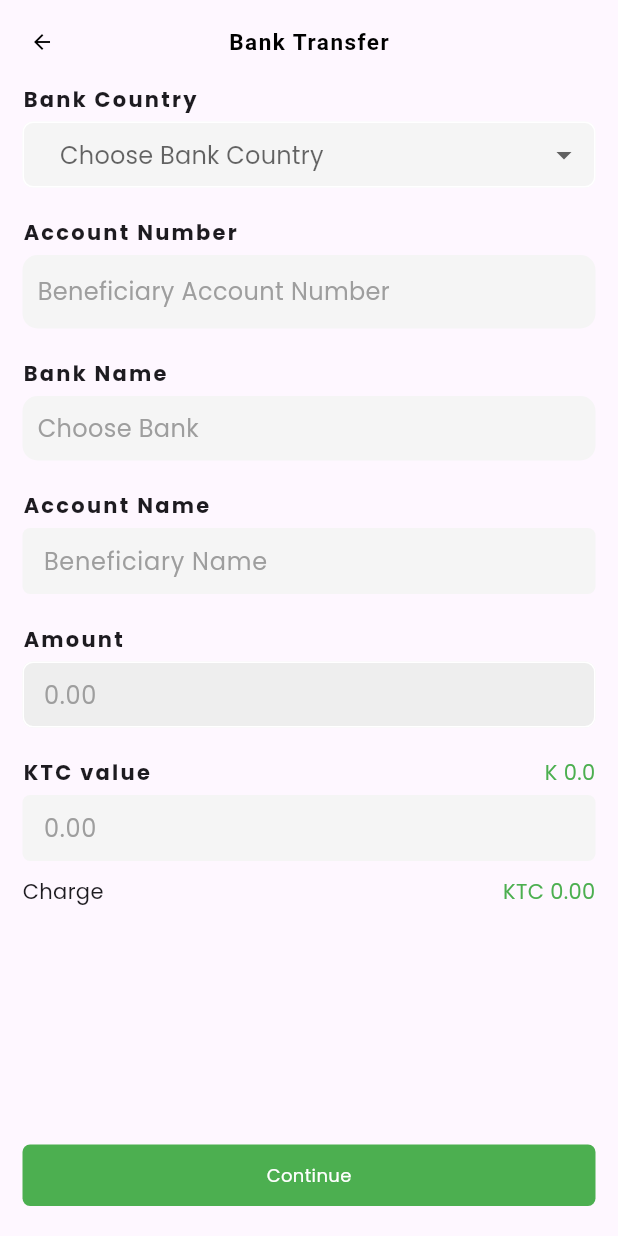
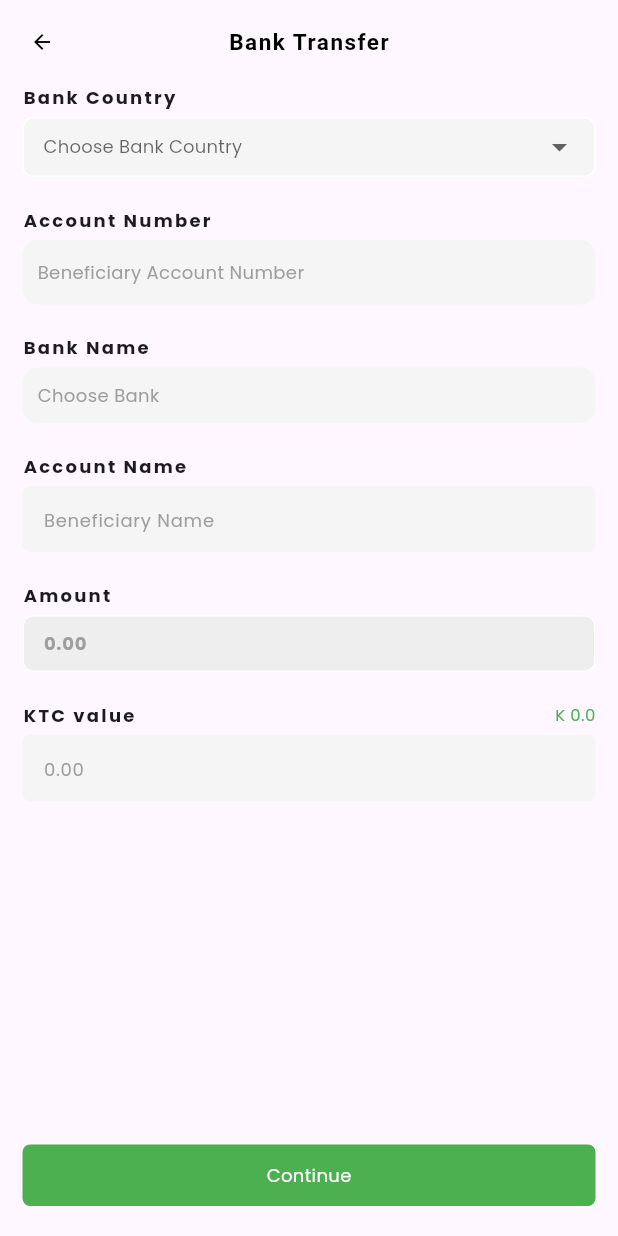
Before and after one commit to Ikechukwu-etoniru/kashet_2024, a Flutter app: the BankTransfer screen opened by its route, on a phone screen of 412 x 824 dp. Run offline on Flutter 3.47's test engine with Material 3 defaults, Android fonts, the phone set to English and light mode, and no system bars; our stand-ins replace country_code_picker, device_info_plus, dropdown_button2, dropdown_search, flutter_spinkit, flutter_svg and 7 more; missing offline and left inert: cloudinary_sdk, pattern_formatter, webview_flutter_plus; accounts and stored records are empty.

Commit message:
ui update

```diff
--- a/lib/screens/bank_transfer_screen.dart
+++ b/lib/screens/bank_transfer_screen.dart
@@ -15,6 +15,7 @@ import 'package:kasheto_flutter/utils/my_padding.dart';
 import 'package:kasheto_flutter/widgets/loading_spinner.dart';
 import 'package:kasheto_flutter/widgets/my_dropdown.dart';
 import 'package:kasheto_flutter/widgets/submit_button.dart';
+import 'package:kasheto_flutter/widgets/text_field_text.dart';
 import 'package:provider/provider.dart';
 
 import '../provider/bank_provider.dart';
@@ -289,11 +290,7 @@ class _BankTransferState extends State<BankTransfer> {
                 Expanded(
                   child: ListView(
                     children: [
-                      const Text(
-                        'Bank Country',
-                        style: TextStyle(
-                            fontWeight: FontWeight.w600, letterSpacing: 1.5),
-                      ),
+                      const TextFieldText(text: 'Bank Country'),
                       const SizedBox(
                         height: 5,
                       ),
@@ -302,10 +299,17 @@ class _BankTransferState extends State<BankTransfer> {
                             (val) {
                               return DropdownMenuItem<String>(
                                 value: val,
-                                child: Text(val),
+                                child: Text(
+                                  val,
+                                  style: const TextStyle(
+                                    fontSize: 12,
+                                    fontWeight: FontWeight.bold,
+                                  ),
+                                ),
                               );
                             },
                           ).toList(),
+                          value: _countryDropDownValue,
                           onChanged: (val) {
                             setState(
                               () {
@@ -317,7 +321,12 @@ class _BankTransferState extends State<BankTransfer> {
                           },
                           hint: _countryDropDownValue == null
                               ? const FittedBox(
-                                  child: Text('Choose Bank Country'),
+                                  child: Text(
+                                    'Choose Bank Country',
+                                    style: TextStyle(
+                                      fontSize: 12,
+                                    ),
+                                  ),
                                 )
                               : FittedBox(
                                   child: Text(
@@ -334,11 +343,7 @@ class _BankTransferState extends State<BankTransfer> {
                       const SizedBox(
                         height: 20,
                       ),
-                      const Text(
-                        'Account Number',
-                        style: TextStyle(
-                            fontWeight: FontWeight.w600, letterSpacing: 1.5),
-                      ),
+                      const TextFieldText(text: 'Account Number'),
                       const SizedBox(
                         height: 5,
                       ),
@@ -363,8 +368,10 @@ class _BankTransferState extends State<BankTransfer> {
                             ),
                             child: const Text(
                               'Beneficiary Account Number',
-                              style:
-                                  TextStyle(color: Colors.grey, fontSize: 16),
+                              style: TextStyle(
+                                color: Colors.grey,
+                                fontSize: 12,
+                              ),
                             ),
                           ),
                         ),
@@ -396,6 +403,7 @@ class _BankTransferState extends State<BankTransfer> {
                                 _verifyAcctNumber();
                               }
                             },
+                            style: const TextStyle(fontSize: 12),
                             keyboardType: TextInputType.number,
                             decoration: InputDecoration(
                               contentPadding: _textFieldContentPadding,
@@ -403,6 +411,7 @@ class _BankTransferState extends State<BankTransfer> {
                               hintText: 'Beneficiary account number',
                               hintStyle: const TextStyle(
                                 color: Colors.grey,
+                                fontSize: 12,
                               ),
                               filled: true,
                               fillColor: _textFieldColor,
@@ -415,11 +424,7 @@ class _BankTransferState extends State<BankTransfer> {
                       const SizedBox(
                         height: 20,
                       ),
-                      const Text(
-                        'Bank Name',
-                        style: TextStyle(
-                            fontWeight: FontWeight.w600, letterSpacing: 1.5),
-                      ),
+                      const TextFieldText(text: 'Bank Name'),
                       const SizedBox(
                         height: 5,
                       ),
@@ -442,14 +447,14 @@ class _BankTransferState extends State<BankTransfer> {
                             child: const Text(
                               'Choose Bank',
                               style:
-                                  TextStyle(color: Colors.grey, fontSize: 16),
+                                  TextStyle(color: Colors.grey, fontSize: 12),
                             ),
                           ),
                         ),
                       if (_isLoading) const LoadingSpinnerWithMargin(),
                       if (_countryDropDownValue != null && _isLoading == false)
                         DropdownSearch<String>(
-                          popupProps: const  PopupProps.menu(
+                          popupProps: const PopupProps.menu(
                             showSearchBox: true,
                             showSelectedItems: true,
                           ),
@@ -461,6 +466,7 @@ class _BankTransferState extends State<BankTransfer> {
                               hintText: _dropDownValue,
                               hintStyle: const TextStyle(
                                 color: Colors.grey,
+                                fontSize: 12,
                               ),
                               filled: true,
                               fillColor: _textFieldColor,
@@ -484,11 +490,7 @@ class _BankTransferState extends State<BankTransfer> {
                       const SizedBox(
                         height: 20,
                       ),
-                      const Text(
-                        'Account Name',
-                        style: TextStyle(
-                            fontWeight: FontWeight.w600, letterSpacing: 1.5),
-                      ),
+                      const TextFieldText(text: 'Account Name'),
                       const SizedBox(
                         height: 5,
                       ),
@@ -529,6 +531,7 @@ class _BankTransferState extends State<BankTransfer> {
                               hintText: _beneName ?? 'Beneficiary Name',
                               hintStyle: const TextStyle(
                                 color: Colors.grey,
+                                fontSize: 12,
                               ),
                               filled: true,
                               fillColor: _textFieldColor,
@@ -541,11 +544,7 @@ class _BankTransferState extends State<BankTransfer> {
                       const SizedBox(
                         height: 20,
                       ),
-                      const Text(
-                        'Amount',
-                        style: TextStyle(
-                            fontWeight: FontWeight.w600, letterSpacing: 1.5),
-                      ),
+                      const TextFieldText(text: 'Amount'),
                       const SizedBox(
                         height: 5,
                       ),
@@ -576,13 +575,14 @@ class _BankTransferState extends State<BankTransfer> {
                           FocusScope.of(context).unfocus();
                         },
                         keyboardType: TextInputType.number,
+                        style: const TextStyle(
+                            fontWeight: FontWeight.bold, fontSize: 12),
                         decoration: InputDecoration(
                           contentPadding: _textFieldContentPadding,
                           isDense: true,
                           hintText: '0.00',
-                          hintStyle: const TextStyle(
-                            color: Colors.grey,
-                          ),
+                          hintStyle:
+                              const TextStyle(color: Colors.grey, fontSize: 12),
                           filled: true,
                           fillColor: Colors.grey[200],
                           border: OutlineInputBorder(
@@ -595,17 +595,14 @@ class _BankTransferState extends State<BankTransfer> {
                       ),
                       Row(
                         children: [
-                          const Text(
-                            'KTC value',
-                            style: TextStyle(
-                                fontWeight: FontWeight.w600,
-                                letterSpacing: 1.5),
-                          ),
+                          const TextFieldText(text: 'KTC value'),
                           const Spacer(),
                           Text(
                             ' K $walletBalance',
-                            style:
-                                const TextStyle(color: MyColors.primaryColor),
+                            style: const TextStyle(
+                              color: MyColors.primaryColor,
+                              fontSize: 11,
+                            ),
                           )
                         ],
                       ),
@@ -620,6 +617,7 @@ class _BankTransferState extends State<BankTransfer> {
                           hintText: _ktcAmount,
                           hintStyle: const TextStyle(
                             color: Colors.grey,
+                            fontSize: 12,
                           ),
                           filled: true,
                           fillColor: _textFieldColor,
@@ -631,18 +629,18 @@ class _BankTransferState extends State<BankTransfer> {
                       const SizedBox(
                         height: 10,
                       ),
-                      Row(
-                        children: [
-                          const Text('Charge'),
-                          const Spacer(),
-                          Text(
-                            'KTC $_totalCharge',
-                            style: const TextStyle(
-                              color: Colors.green,
-                            ),
-                          )
-                        ],
-                      )
+                      // Row(
+                      //   children: [
+                      //     const Text('Charge'),
+                      //     const Spacer(),
+                      //     Text(
+                      //       'KTC $_totalCharge',
+                      //       style: const TextStyle(
+                      //         color: Colors.green,
+                      //       ),
+                      //     )
+                      //   ],
+                      // )
                     ],
                   ),
                 ),
--- a/lib/widgets/airtime_purchase_page.dart
+++ b/lib/widgets/airtime_purchase_page.dart
@@ -149,6 +149,7 @@ class _AirtimePurchasePageState extends State<AirtimePurchasePage> {
                         );
                       },
                     ).toList(),
+                    value: _dropDownValue,
                     onChanged: (val) {
                       setState(
                         () {
--- a/lib/widgets/my_dropdown.dart
+++ b/lib/widgets/my_dropdown.dart
@@ -1,6 +1,6 @@
-import 'package:dropdown_button2/dropdown_button2.dart';
 import 'package:flutter/material.dart';
 
+// ignore: must_be_immutable
 class MyDropDown extends StatelessWidget {
   Object? value;
 
@@ -19,13 +19,13 @@ class MyDropDown extends StatelessWidget {
 
   @override
   Widget build(BuildContext context) {
-    return DropdownButtonFormField2(
+    return DropdownButtonFormField(
       validator: validator,
       decoration: InputDecoration(
         filled: true,
         contentPadding: const EdgeInsets.symmetric(
-          horizontal: 5,
-          vertical: 10,
+          horizontal: 10,
+          vertical: 8,
         ),
         isDense: true,
         focusedBorder: OutlineInputBorder(
```
Also changed, not shown: lib/screens/bill_payment_scren.dart (+44 -20 lines), lib/screens/dstv_subscribtion_screen.dart (+56 -39 lines), lib/widgets/data_purchase_page.dart (+77 -52 lines).
